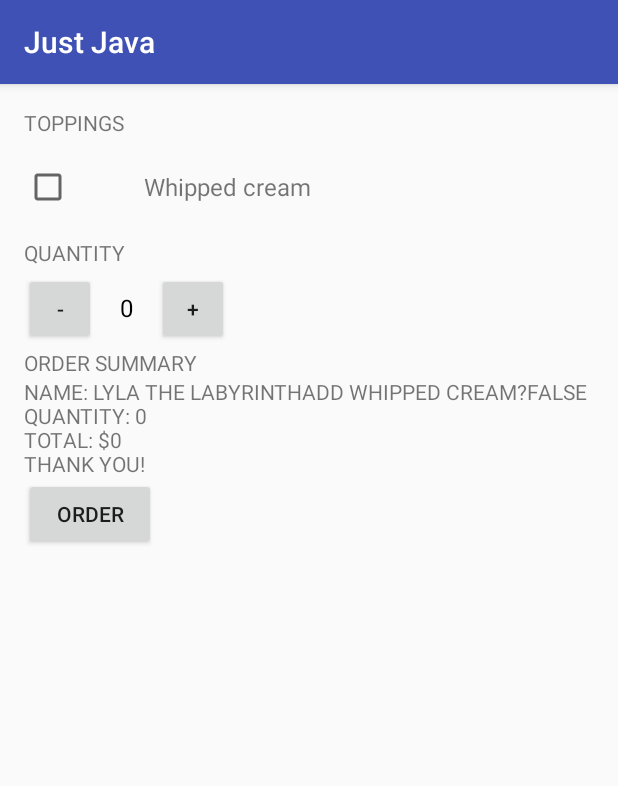
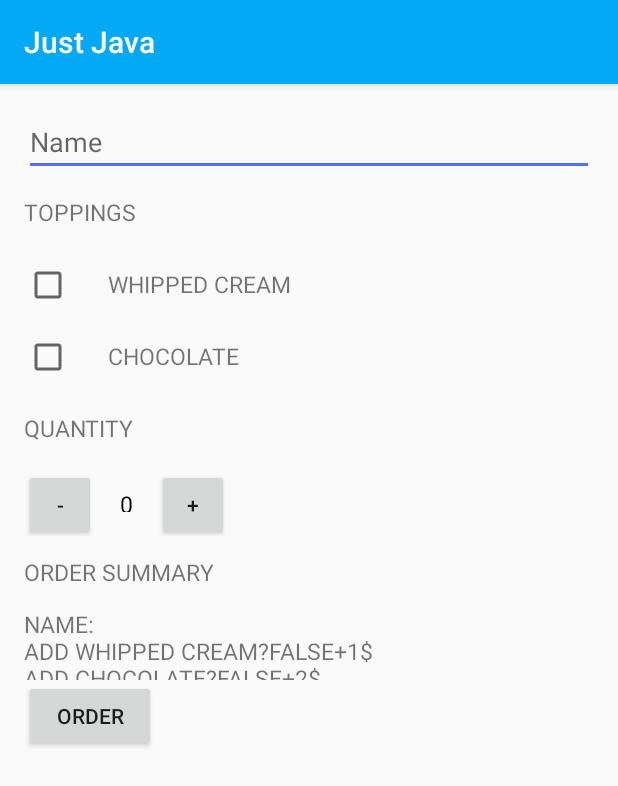
Before and after one commit to Wiktor-l4z/MyOwnTasks, an Android app: the screen it shows after launch (MainActivity), after a tap on "ORDER", on a phone screen of 412 x 824 dp. Shown: the top 786 px of the screen. Run offline under Robolectric (Android 15) with nearby library versions, the phone set to English and light mode, and no system bars.

Commit message:
changed styles
Finished project

```diff
--- a/Udacity/JustJava2/app/src/main/java/com/example/l4z/justjava/MainActivity.java
+++ b/Udacity/JustJava2/app/src/main/java/com/example/l4z/justjava/MainActivity.java
@@ -1,15 +1,18 @@
 package com.example.l4z.justjava;
 
+import android.content.Intent;
+import android.graphics.Bitmap;
+import android.net.Uri;
 import android.os.Bundle;
+import android.provider.MediaStore;
 import android.support.v7.app.AppCompatActivity;
-import android.util.Log;
 import android.view.View;
 import android.widget.CheckBox;
+import android.widget.EditText;
 import android.widget.TextView;
-
+import android.widget.Toast;
 
 public class MainActivity extends AppCompatActivity {
-
 
     int quantity;
 
@@ -21,39 +24,73 @@ public class MainActivity extends AppCompatActivity {
     }
 
     public void submitOrder(View view) {
-      CheckBox whippedCreamCheckBox = (CheckBox) findViewById(R.id.whippedCreamCheckBox);
-       boolean hasWhippedCream = whippedCreamCheckBox.isChecked();
-        int price = calculatePrice();
-        String priceMessage = createOrderSummary(price, hasWhippedCream);
+        EditText nameField = (EditText) findViewById(R.id.name_field);
+        String name = nameField.getText().toString();
+
+        CheckBox whippedCreamCheckBox = (CheckBox) findViewById(R.id.whippedCreamCheckBox);
+        boolean addWhippedCream = whippedCreamCheckBox.isChecked();
+
+        CheckBox chocolate = (CheckBox) findViewById(R.id.chocolate);
+        boolean addChocolate = chocolate.isChecked();
+
+        int price = calculatePrice(addWhippedCream, addChocolate);
+        String priceMessage = createOrderSummary(name, price, addWhippedCream, addChocolate);
         orderText(priceMessage);
+
+
+        Intent intent = new Intent(Intent.ACTION_SENDTO);
+        intent.setData(Uri.parse("mailto:")); // only email apps should handle this
+        intent.putExtra(Intent.EXTRA_SUBJECT, "Just Java order for" + name);
+        intent.putExtra(Intent.EXTRA_TEXT, priceMessage);
+        if (intent.resolveActivity(getPackageManager()) != null) {
+            startActivity(intent);
+        }
+    }
+
+
+    public String createOrderSummary(String name, int price, boolean addWhippedCream, boolean hasChocolate) {
+
+        String priceMessage = getString(R.string.name, name);
+        priceMessage += getString(R.string.add_whipped_cream) + addWhippedCream + "+1$";
+        priceMessage += getString(R.string.add_chocolate) + hasChocolate + "+2$";
+        priceMessage += getString(R.string.quantity) + quantity;
+        priceMessage += getString(R.string.total) + price;
+        priceMessage += getString(R.string.thank_you);
+        return priceMessage;
+
+    }
+
+    private int calculatePrice(boolean addWhippedCream, boolean addChocolate) {
+        int basePrice = 5;
+
+        if (addChocolate) {
+            basePrice += 2;
+        }
+        if (addWhippedCream) {
+            basePrice += 1;
+        }
+        return quantity * basePrice;
     }
 
     public void increment(View view) {
+        if (quantity == 100) {
+            Toast.makeText(this, "You cannot have more than 100 coffees", Toast.LENGTH_SHORT).show();
+            return;
+        }
         quantity++;
         displayQuantity(quantity);
     }
 
-    public String createOrderSummary(int price, boolean addWhippedCream) {
+    public void decrement(View view) {
 
-        String priceMessage = "Name: Lyla the Labyrinth";
-        priceMessage += "Add whipped cream?" + addWhippedCream;
-        priceMessage += "\nQuantity: " + quantity;
-        priceMessage += "\nTotal: $" + price;
-        priceMessage += "\nThank you!";
-        return priceMessage;
 
-    }
-
-    private int calculatePrice() {
-        int price = quantity * 5;
-        return price;
-    }
-
-    public void decrement(View view) {
+        if (quantity == 1) {
+            Toast.makeText(this, "You cannot have less than 1 coffees", Toast.LENGTH_SHORT).show();
+            return;
+        }
         quantity--;
         displayQuantity(quantity);
     }
-
 
     private void displayQuantity(int number) {
         TextView quantityTextView = (TextView) findViewById(R.id.quantity_text_view);
--- a/Udacity/JustJava2/app/src/main/res/layout/activity_main.xml
+++ b/Udacity/JustJava2/app/src/main/res/layout/activity_main.xml
@@ -1,4 +1,9 @@
 <?xml version="1.0" encoding="utf-8"?>
+
+<ScrollView xmlns:android="http://schemas.android.com/apk/res/android"
+    android:layout_width="fill_parent"
+    android:layout_height="fill_parent">
+
     <LinearLayout xmlns:android="http://schemas.android.com/apk/res/android"
         xmlns:tools="http://schemas.android.com/tools"
         android:id="@+id/activity_main"
@@ -12,40 +17,63 @@
         tools:context="com.example.l4z.justjava.MainActivity">
 
 
+        <EditText
+
+            android:id="@+id/name_field"
+            android:layout_width="match_parent"
+            android:layout_height="wrap_content"
+            android:hint="Name"
+            android:inputType="textCapWords"
+            android:onClick="addName"
+
+            />
+
+        <TextView
+            android:id="@+id/textView"
+            style="@style/HeaderTextStyle"
+            android:text="@string/toppings" />
+
+        <LinearLayout
+            android:layout_width="wrap_content"
+            android:layout_height="wrap_content"
+            android:orientation="horizontal">
+
+            <CheckBox
+
+                android:id="@+id/whippedCreamCheckBox"
+                android:layout_width="wrap_content"
+                android:layout_height="wrap_content" />
 
 
             <TextView
-        android:layout_width="wrap_content"
-        android:layout_height="wrap_content"
-        android:text="toppings"
-        android:textAllCaps="true" />
+                style="@style/HeaderTextStyle"
+                android:paddingLeft="24dp"
+                android:text="Whipped cream" />
+
+        </LinearLayout>
 
         <LinearLayout
             android:layout_width="wrap_content"
-        android:layout_height="wrap_content">
+            android:layout_height="wrap_content"
+            android:orientation="horizontal">
 
             <CheckBox
-            android:padding="24dp"
+
+                android:id="@+id/chocolate"
                 android:layout_width="wrap_content"
-            android:layout_height="wrap_content"
-            android:id="@+id/whippedCreamCheckBox"
-            />
+                android:layout_height="wrap_content" />
 
             <TextView
-            android:layout_width="wrap_content"
-            android:layout_height="wrap_content"
-            android:text="Whipped cream"
-            android:textSize="16sp"/>
+                style="@style/HeaderTextStyle"
+                android:paddingLeft="24dp"
+                android:text="Chocolate" />
 
         </LinearLayout>
 
 
-
         <TextView
-        android:layout_width="wrap_content"
-        android:layout_height="wrap_content"
-        android:text="quantity"
-        android:textAllCaps="true" />
+            style="@style/HeaderTextStyle"
+            android:text="quantity" />
 
         <LinearLayout
             android:layout_width="match_parent"
@@ -60,12 +88,10 @@
 
             <TextView
                 android:id="@+id/quantity_text_view"
-            android:layout_width="wrap_content"
-            android:layout_height="wrap_content"
+                style="@style/HeaderTextStyle"
                 android:padding="16dp"
                 android:text="@string/quantity_text_view"
-            android:textColor="@android:color/black"
-            android:textSize="16sp" />
+                android:textColor="@android:color/black" />
 
             <Button
                 android:layout_width="48dp"
@@ -76,21 +102,19 @@
         </LinearLayout>
 
         <TextView
-        android:layout_width="wrap_content"
-        android:layout_height="wrap_content"
-        android:text="ORDER SUMMARY"
-        android:textAllCaps="true" />
+            style="@style/HeaderTextStyle"
+            android:text="ORDER SUMMARY" />
 
         <TextView
-        android:layout_width="wrap_content"
-        android:layout_height="wrap_content"
-        android:text="Text"
             android:id="@+id/orderText"
-        android:textAllCaps="true"/>
+            style="@style/HeaderTextStyle"
+            android:text="Text" />
 
         <Button
             android:layout_width="wrap_content"
             android:layout_height="wrap_content"
             android:onClick="submitOrder"
             android:text="ORDER" />
+
     </LinearLayout>
+</ScrollView>
--- a/Udacity/JustJava2/app/src/main/res/values/strings.xml
+++ b/Udacity/JustJava2/app/src/main/res/values/strings.xml
@@ -1,4 +1,11 @@
-<resources>
+<resources xmlns:xliff="http://schemas.android.com/tools">
     <string name="app_name">Just Java</string>
     <string name="quantity_text_view">0</string>
+    <string name="toppings">toppings</string>
+    <string name="thank_you">\nThank you!</string>
+    <string name="name">Name: <xliff:g id="name" example="Any">%s</xliff:g></string>
+    <string name="add_whipped_cream">\nAdd whipped cream?</string>
+    <string name="add_chocolate">\nAdd chocolate?</string>
+    <string name="quantity">"\nQuantity: "</string>
+    <string name="total">\nTotal: $</string>
 </resources>
--- a/Udacity/JustJava2/app/src/main/res/values/styles.xml
+++ b/Udacity/JustJava2/app/src/main/res/values/styles.xml
@@ -3,9 +3,18 @@
     <!-- Base application theme. -->
     <style name="AppTheme" parent="Theme.AppCompat.Light.DarkActionBar">
         <!-- Customize your theme here. -->
-        <item name="colorPrimary">@color/colorPrimary</item>
-        <item name="colorPrimaryDark">@color/colorPrimaryDark</item>
-        <item name="colorAccent">@color/colorAccent</item>
+        <item name="colorPrimary">#03A9F4</item>
+        <item name="colorPrimaryDark">#536DFE</item>
+        <item name="colorAccent">#536DFE</item>
+    </style>
+
+    <style name="HeaderTextStyle">
+        <item name="android:layout_width"> wrap_content </item>
+        <item name="android:layout_height"> 48dp</item>
+        <item name="android:gravity"> center_vertical</item>
+        <item name="android:textAllCaps">true</item>
+        <item name="android:textSize"> 15sp</item>
+
     </style>
 
 </resources>
```
Also changed, not shown: 1 other file. Lines whose indentation alone changed are shown as unchanged.
